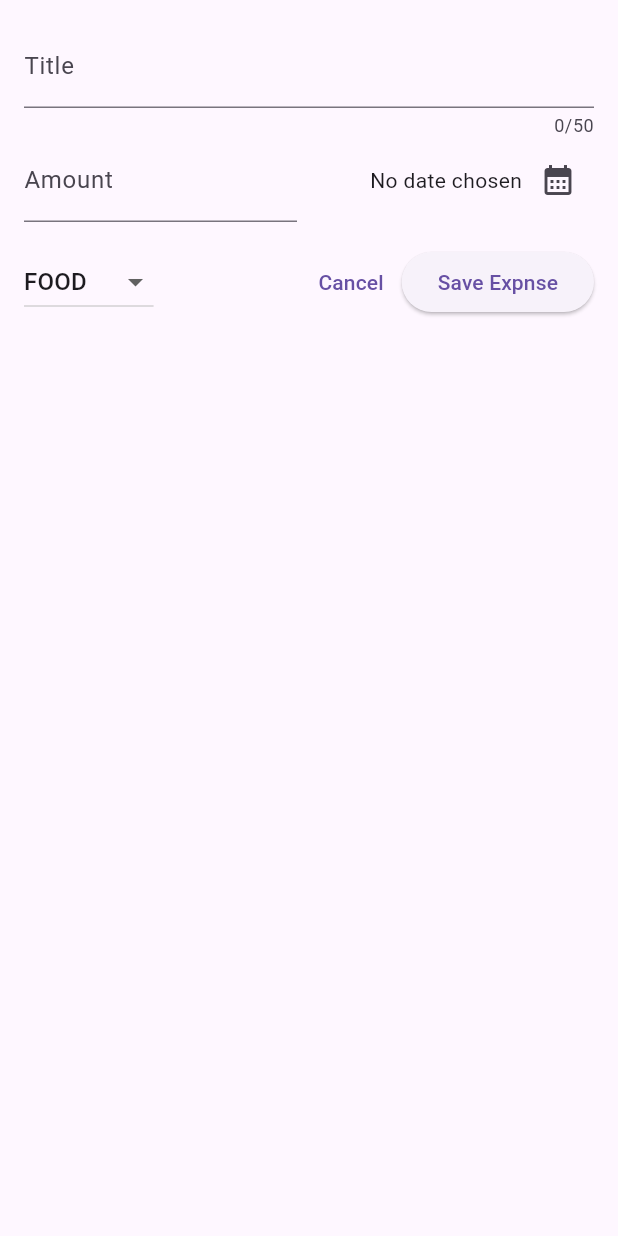
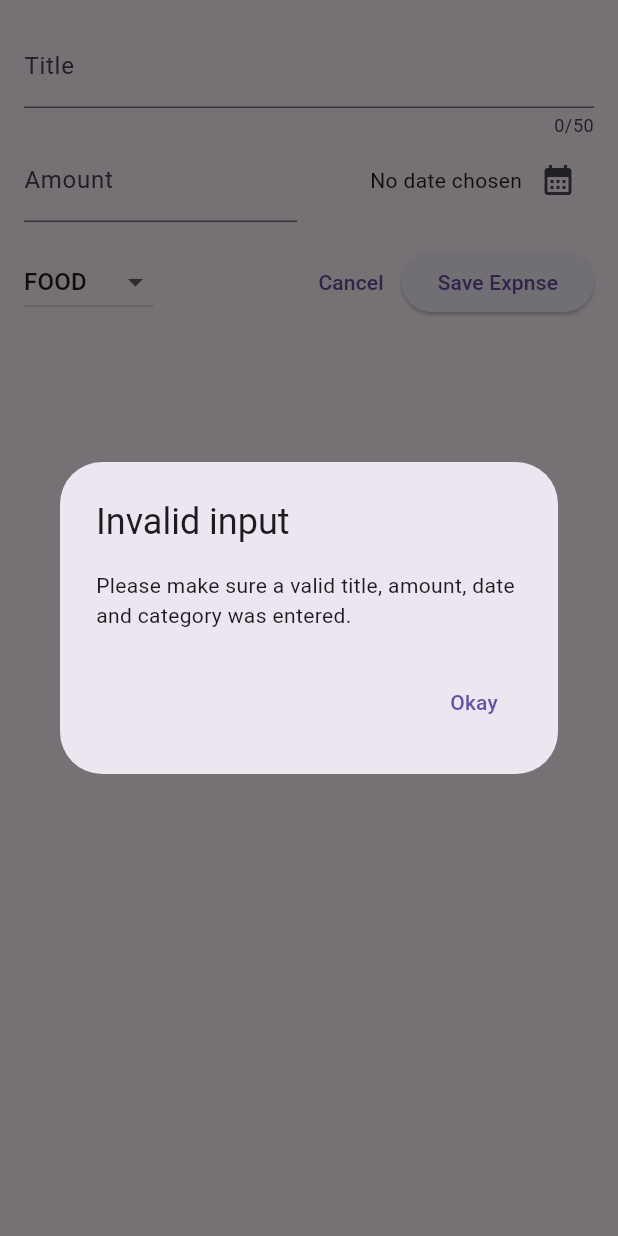
Before and after one commit to Louis-Gil/playground, a Flutter app: the NewExpense widget shown alone on an empty page, opened directly, after a tap on "Save Expnse", on a phone screen of 412 x 824 dp. Run offline on Flutter 3.47's test engine with Material 2 defaults, Android fonts, the phone set to English and light mode, and no system bars; our stand-ins replace google_fonts.

Commit message:
feat : Add validation new expense

```diff
--- a/flutter_guild/expense_tracker/lib/widgets/new_expense.dart
+++ b/flutter_guild/expense_tracker/lib/widgets/new_expense.dart
@@ -28,6 +28,32 @@
     setState(() {
       _selectedDate = pickedDate;
     });
+  }
+
+  void _submitExpenseData() {
+    final enteredAmount = double.tryParse(_amountController.text);
+    final amountIsInvalid = enteredAmount == null || enteredAmount <= 0;
+    if (_titleController.text.trim().isEmpty ||
+        amountIsInvalid ||
+        _selectedDate == null) {
+      showDialog(
+        context: context,
+        builder: (ctx) => AlertDialog(
+          title: const Text('Invalid input'),
+          content: const Text(
+              'Please make sure a valid title, amount, date and category was entered.'),
+          actions: [
+            TextButton(
+              onPressed: () {
+                Navigator.pop(ctx);
+              },
+              child: const Text('Okay'),
+            )
+          ],
+        ),
+      );
+      return;
+    }
   }
 
   @override
@@ -116,11 +142,7 @@
                 child: const Text('Cancel'),
               ),
               ElevatedButton(
-                onPressed: () {
-                  print(_titleController.text);
-                  print(_amountController.text);
-                  // print(_enteredTitle);
-                },
+                onPressed: _submitExpenseData,
                 child: const Text('Save Expnse'),
               ),
             ],
```
